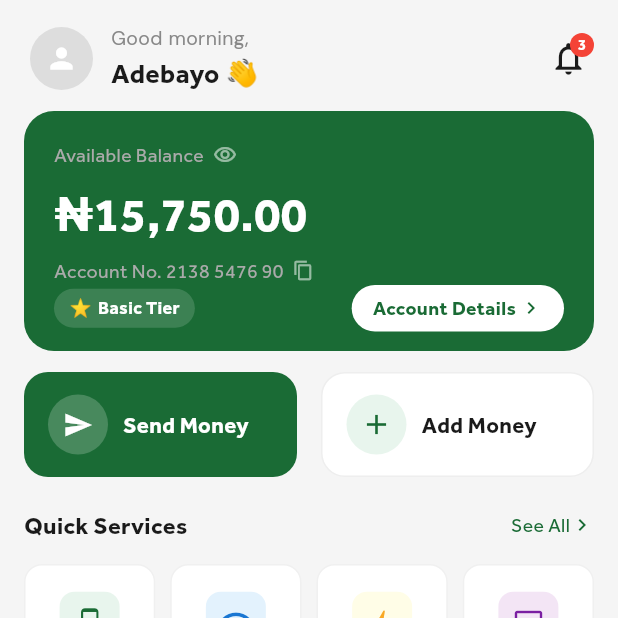
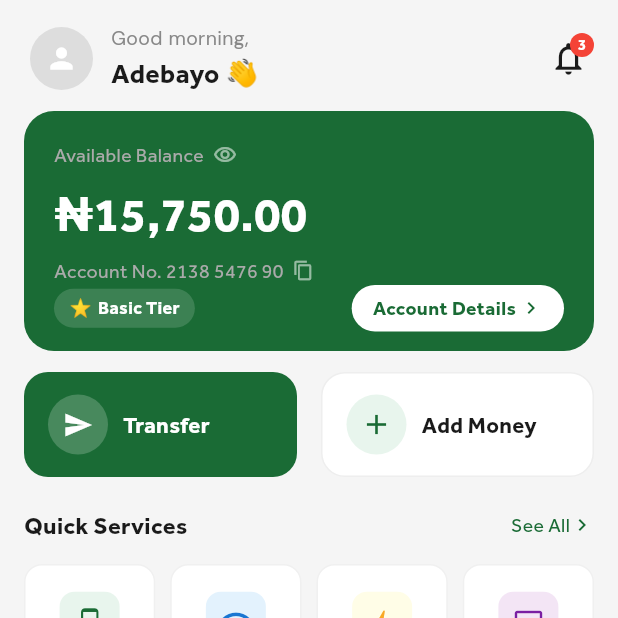
Before and after one commit to genesisisot/Rimapay, a Flutter app: the DashboardScreen screen opened by its route, on a phone screen of 412 x 824 dp, the top half of it. Run offline on Flutter 3.47's test engine with Material 3 defaults, Android fonts, the phone set to English and light mode, and no system bars; our stand-ins replace camera, flutter_animate, flutter_riverpod, geocoding, geolocator, go_router and 10 more; missing offline and left inert: google_places_autocomplete_text_field; accounts and stored records are empty.

Commit message:
fix: rename Send Money button to Transfer on dashboard
Co-Authored-By: Claude Sonnet 4.6 <noreply@anthropic.com>

```diff
--- a/lib/features/home/presentation/dashboard_screen.dart
+++ b/lib/features/home/presentation/dashboard_screen.dart
@@ -307,7 +307,7 @@ class _ActionButtons extends StatelessWidget {
                       child: const Icon(Icons.send, color: Colors.white, size: 20),
                     ),
                     const SizedBox(width: 10),
-                    Text('Send Money',
+                    Text('Transfer',
                         style: TextStyle(fontFamily: "Effra",
                             fontSize: 15,
                             fontWeight: FontWeight.w700,
```
